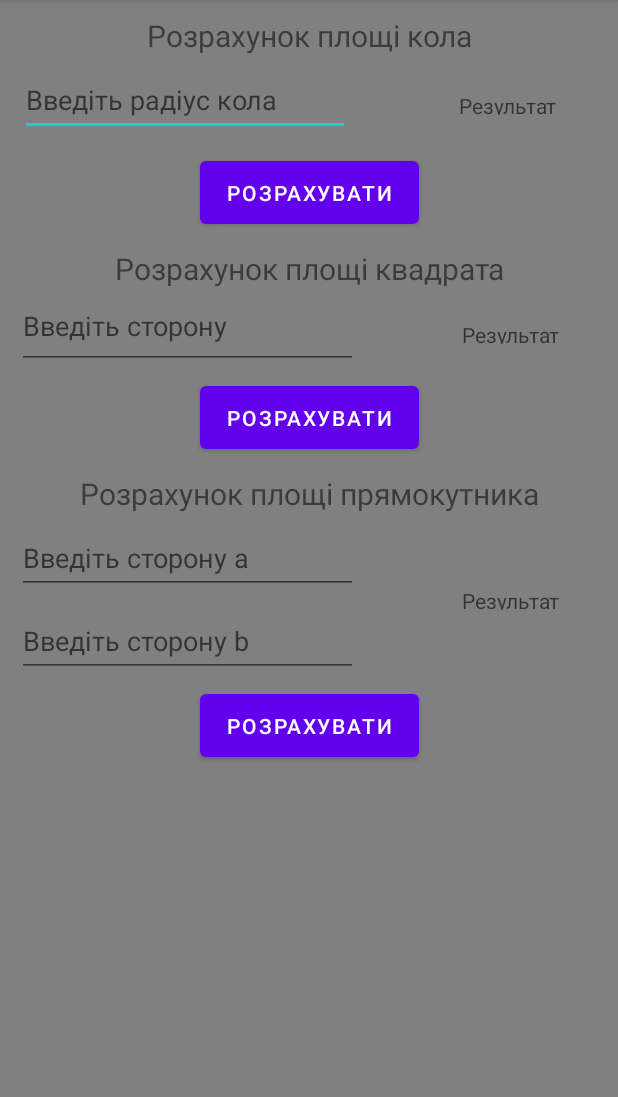
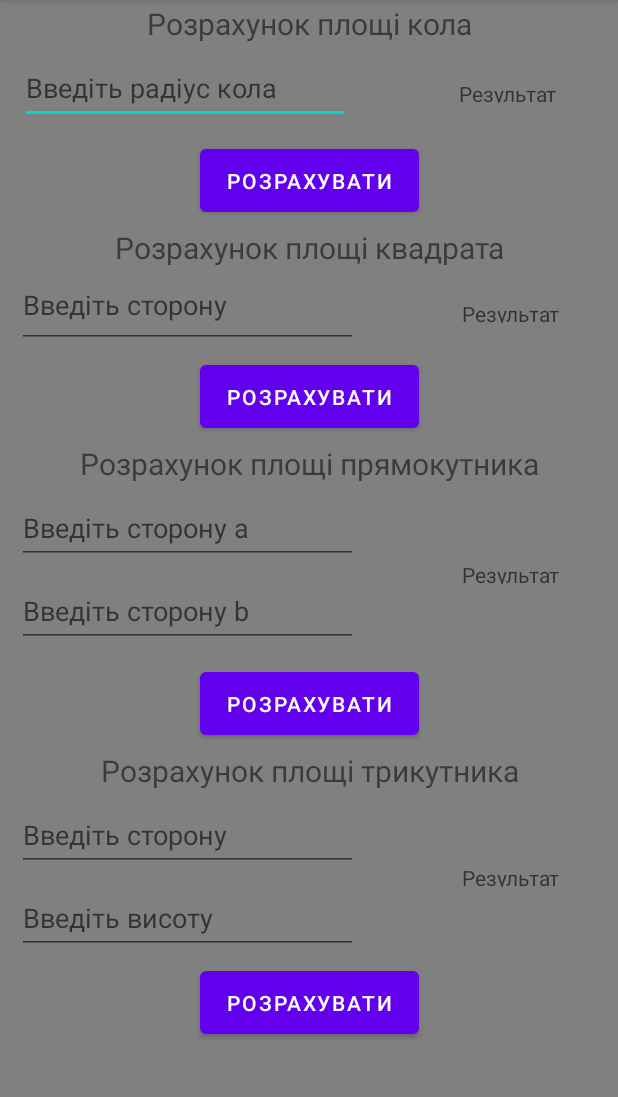
Before and after one commit to sabzetjeeee/Calculator, an Android app: the screen it shows after launch (MainActivity), on a phone screen of 412 x 824 dp, the part 84-1181 px from its top. Run offline under Robolectric (Android 15) with nearby library versions, the phone set to English and light mode, and no system bars.

Commit message:
Розрахунок площі трикутника

```diff
--- a/app/src/main/java/com/example/mycalculator/MainActivity.kt
+++ b/app/src/main/java/com/example/mycalculator/MainActivity.kt
@@ -11,13 +11,20 @@ class MainActivity : AppCompatActivity() {
     private var inputText1: EditText? = null
     private var viewResult1: TextView? = null
     private var pi = 3.14
+
     private var mainbttn2: Button? = null
     private var inputText2: EditText? = null
     private var viewResult2: TextView? = null
+
     private var mainbttn3: Button? = null
     private var inputText3: EditText? = null
     private var inputText4: EditText? = null
     private var viewResult3: TextView? = null
+
+    private var mainbttn4: Button? = null
+    private var inputText5: EditText? = null
+    private var inputText6: EditText? = null
+    private var viewResult4: TextView? = null
 
     override fun onCreate(savedInstanceState: Bundle?) {
         super.onCreate(savedInstanceState)
@@ -34,6 +41,11 @@ class MainActivity : AppCompatActivity() {
         inputText3 = findViewById(R.id.etInput3)
         inputText4 = findViewById(R.id.etInput4)
         viewResult3 = findViewById(R.id.tvResult3)
+
+        mainbttn4 = findViewById(R.id.bttn4)
+        inputText5 = findViewById(R.id.etInput5)
+        inputText6 = findViewById(R.id.etInput6)
+        viewResult4 = findViewById(R.id.tvResult4)
 
         mainbttn1?.setOnClickListener {
             val R0 = inputText1?.text.toString()
@@ -57,5 +69,14 @@ class MainActivity : AppCompatActivity() {
             val S = a * b
             viewResult3?.text = "S=$S"
         }
+
+        mainbttn4?.setOnClickListener {
+            val a0 = inputText5?.text.toString()
+            val h0 = inputText6?.text.toString()
+            val a = a0.toDouble()
+            val h = h0.toDouble()
+            val S = 0.5 * a * h
+            viewResult4?.text = "S=$S"
+        }
     }
 }
--- a/app/src/main/res/layout/activity_main.xml
+++ b/app/src/main/res/layout/activity_main.xml
@@ -12,7 +12,7 @@
         android:id="@+id/tvInfo1"
         android:layout_width="match_parent"
         android:layout_height="25dp"
-        android:layout_marginTop="10dp"
+        android:layout_marginTop="2dp"
         android:layout_marginBottom="2dp"
         android:text="Розрахунок площі кола"
         android:textAlignment="center"
@@ -64,7 +64,7 @@
         android:id="@+id/tvInfo2"
         android:layout_width="match_parent"
         android:layout_height="25dp"
-        android:layout_marginTop="10dp"
+        android:layout_marginTop="4dp"
         android:layout_marginBottom="2dp"
         android:text="Розрахунок площі квадрата"
         android:textAlignment="center"
@@ -113,7 +113,7 @@
         android:id="@+id/tvInfo3"
         android:layout_width="match_parent"
         android:layout_height="25dp"
-        android:layout_marginTop="10dp"
+        android:layout_marginTop="4dp"
         android:layout_marginBottom="2dp"
         android:text="Розрахунок площі прямокутника"
         android:textAlignment="center"
@@ -167,8 +167,71 @@
         android:layout_height="54dp"
         android:layout_marginTop="5dp"
         android:text="Розрахувати"
+        app:layout_constraintBottom_toTopOf="@+id/tvInfo4"
         app:layout_constraintEnd_toEndOf="parent"
         app:layout_constraintStart_toStartOf="parent"
         app:layout_constraintTop_toBottomOf="@+id/etInput4" />
 
+    <TextView
+        android:id="@+id/tvInfo4"
+        android:layout_width="match_parent"
+        android:layout_height="25dp"
+        android:layout_marginTop="4dp"
+        android:layout_marginBottom="2dp"
+        android:text="Розрахунок площі трикутника"
+        android:textAlignment="center"
+        android:textSize="20dp"
+        app:layout_constraintBottom_toTopOf="@+id/etInput5"
+        app:layout_constraintEnd_toEndOf="parent"
+        app:layout_constraintStart_toStartOf="parent"
+        app:layout_constraintTop_toBottomOf="@+id/bttn3" />
+
+    <EditText
+        android:id="@+id/etInput5"
+        android:layout_width="227dp"
+        android:layout_height="48dp"
+        android:layout_marginTop="5dp"
+        android:layout_marginEnd="30dp"
+        android:layout_marginBottom="2dp"
+        android:hint="Введіть сторону"
+        app:layout_constraintBottom_toTopOf="@+id/etInput6"
+        app:layout_constraintEnd_toStartOf="@+id/tvResult4"
+        app:layout_constraintStart_toStartOf="parent"
+        app:layout_constraintTop_toBottomOf="@+id/tvInfo4" />
+
+    <EditText
+        android:id="@+id/etInput6"
+        android:layout_width="227dp"
+        android:layout_height="48dp"
+        android:layout_marginTop="5dp"
+        android:layout_marginEnd="30dp"
+        android:layout_marginBottom="5dp"
+        android:hint="Введіть висоту"
+        app:layout_constraintBottom_toTopOf="@+id/bttn4"
+        app:layout_constraintEnd_toStartOf="@+id/tvResult4"
+        app:layout_constraintStart_toStartOf="parent"
+        app:layout_constraintTop_toBottomOf="@+id/etInput5" />
+
+    <TextView
+        android:id="@+id/tvResult4"
+        android:layout_width="121dp"
+        android:layout_height="16dp"
+        android:hint="Результат"
+        android:text=""
+        android:textAlignment="center"
+        app:layout_constraintBottom_toTopOf="@+id/bttn4"
+        app:layout_constraintEnd_toEndOf="parent"
+        app:layout_constraintStart_toEndOf="@+id/etInput5"
+        app:layout_constraintTop_toBottomOf="@+id/tvInfo4" />
+
+    <Button
+        android:id="@+id/bttn4"
+        android:layout_width="146dp"
+        android:layout_height="54dp"
+        android:layout_marginTop="5dp"
+        android:text="Розрахувати"
+        app:layout_constraintEnd_toEndOf="parent"
+        app:layout_constraintStart_toStartOf="parent"
+        app:layout_constraintTop_toBottomOf="@+id/etInput6" />
+
 </androidx.constraintlayout.widget.ConstraintLayout>
```
